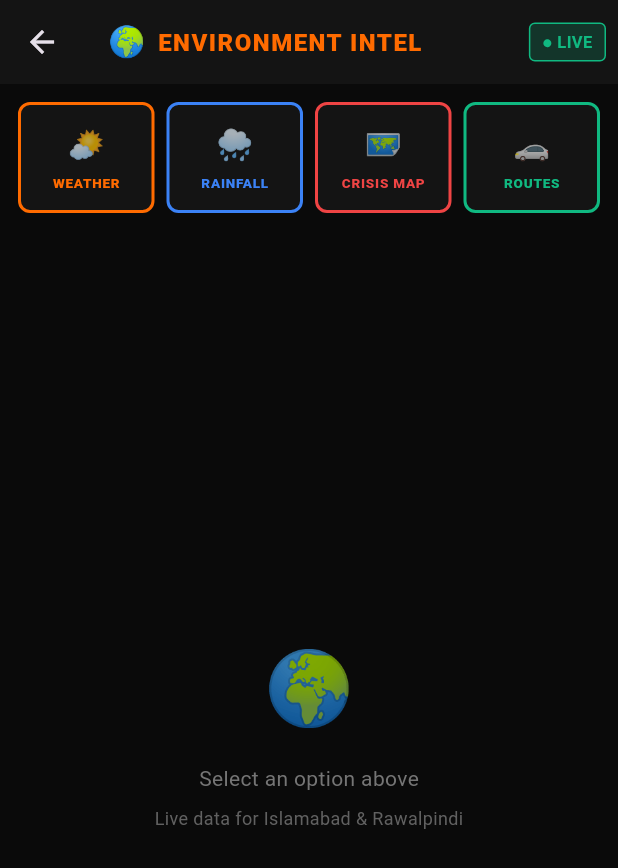
After one commit to msaadalam-ai/ciro-hackathon, a Flutter app: the EnvironmentScreen screen opened directly, on a phone screen of 412 x 824 dp. The commit adds this screen. Shown: the top 868 px of the screen. Run offline on Flutter 3.47's test engine with Material 3 defaults, Android fonts, the phone set to English and light mode, and no system bars; our stand-ins replace google_generative_ai, google_maps_flutter.

Commit message:
Environment screen + Maps + new API key

```diff
--- a/mobile/lib/api_service.dart
+++ b/mobile/lib/api_service.dart
@@ -6,7 +6,7 @@ import 'package:google_generative_ai/google_generative_ai.dart';
 // ═══════════════════════════════════════════════════════════════
 
 class CiroApiService {
-  static const String geminiApiKey = 'AIzaSyAWt1MOPc_gIAQj3lUgGr0rwj5JYGdEkSg';
+  static const String geminiApiKey = 'AIzaSyAZRb7QquhGPF8_W1Csvh3xFnVhdNFE7xo';
 
   static final _model = GenerativeModel(
     model: 'gemini-1.5-flash',
--- a/mobile/lib/screens/chat_screen.dart
+++ b/mobile/lib/screens/chat_screen.dart
@@ -40,7 +40,7 @@ class _ChatScreenState extends State<ChatScreen> with SingleTickerProviderStateM
     // MOCK DATA
     _model = GenerativeModel(
       model: 'gemini-1.5-flash',
-      apiKey: 'AIzaSyAWt1MOPc_gIAQj3lUgGr0rwj5JYGdEkSg',
+      apiKey: 'AIzaSyAZRb7QquhGPF8_W1Csvh3xFnVhdNFE7xo',
       generationConfig: GenerationConfig(
         temperature: 0.9,
         maxOutputTokens: 1024,
--- /dev/null
+++ b/mobile/lib/screens/environment_screen.dart
@@ -0,0 +1,276 @@
+import 'package:flutter/material.dart';
+import 'package:http/http.dart' as http;
+import 'dart:convert';
+import 'package:google_maps_flutter/google_maps_flutter.dart';
+
+class EnvironmentScreen extends StatefulWidget {
+  const EnvironmentScreen({super.key});
+  @override
+  State<EnvironmentScreen> createState() => _EnvironmentScreenState();
+}
+
+class _EnvironmentScreenState extends State<EnvironmentScreen> {
+  static const _orange = Color(0xFFFF6B00);
+  static const _bg = Color(0xFF0A0A0A);
+  static const _card = Color(0xFF141414);
+  static const _red = Color(0xFFEF4444);
+  static const _green = Color(0xFF10B981);
+  static const _blue = Color(0xFF3B82F6);
+
+  String _activeView = '';
+  Map<String, dynamic>? _weatherISB;
+  Map<String, dynamic>? _weatherRWP;
+  bool _loading = false;
+  GoogleMapController? _mapController;
+
+  final Set<Marker> _markers = {
+    const Marker(
+      markerId: MarkerId('g10'),
+      position: LatLng(33.6942, 73.0338),
+      infoWindow: InfoWindow(title: 'G-10 ISLAMABAD', snippet: 'WATER EMERGENCY - Severity 8/10'),
+    ),
+    const Marker(
+      markerId: MarkerId('saddar'),
+      position: LatLng(33.5973, 73.0479),
+      infoWindow: InfoWindow(title: 'SADDAR RAWALPINDI', snippet: 'HEATWAVE 47°C - Severity 7/10'),
+    ),
+    const Marker(
+      markerId: MarkerId('pims'),
+      position: LatLng(33.7215, 73.0433),
+      infoWindow: InfoWindow(title: 'PIMS Hospital', snippet: 'Resource HQ'),
+    ),
+  };
+
+  Future<void> _fetchWeather() async {
+    setState(() { _loading = true; _activeView = 'weather'; });
+    try {
+      const key = 'ee1edccb56e448e49a5439440d63d1fd';
+      final r1 = await http.get(Uri.parse('https://api.openweathermap.org/data/2.5/weather?q=Islamabad,PK&appid=$key&units=metric'));
+      final r2 = await http.get(Uri.parse('https://api.openweathermap.org/data/2.5/weather?q=Rawalpindi,PK&appid=$key&units=metric'));
+      setState(() {
+        _weatherISB = json.decode(r1.body);
+        _weatherRWP = json.decode(r2.body);
+        _loading = false;
+      });
+    } catch (e) {
+      setState(() { _loading = false; });
+    }
+  }
+
+  @override
+  Widget build(BuildContext context) {
+    return Scaffold(
+      backgroundColor: _bg,
+      appBar: AppBar(
+        backgroundColor: const Color(0xFF141414),
+        title: Row(children: [
+          const Text('🌍', style: TextStyle(fontSize: 20)),
+          const SizedBox(width: 8),
+          const Text('ENVIRONMENT INTEL', style: TextStyle(color: _orange, fontWeight: FontWeight.w900, fontSize: 16, letterSpacing: 1)),
+        ]),
+        actions: [
+          Container(margin: const EdgeInsets.all(8), padding: const EdgeInsets.symmetric(horizontal: 8, vertical: 4),
+            decoration: BoxDecoration(color: _green.withOpacity(0.2), borderRadius: BorderRadius.circular(4), border: Border.all(color: _green)),
+            child: const Text('● LIVE', style: TextStyle(color: _green, fontSize: 11, fontWeight: FontWeight.bold))),
+        ],
+      ),
+      body: Column(children: [
+        // 4 Action Buttons
+        Container(
+          padding: const EdgeInsets.all(12),
+          child: Row(children: [
+            _actionBtn('🌤', 'WEATHER', _orange, () => _fetchWeather()),
+            const SizedBox(width: 8),
+            _actionBtn('🌧', 'RAINFALL', _blue, () => setState(() => _activeView = 'rain')),
+            const SizedBox(width: 8),
+            _actionBtn('🗺', 'CRISIS MAP', _red, () => setState(() => _activeView = 'map')),
+            const SizedBox(width: 8),
+            _actionBtn('🚗', 'ROUTES', _green, () => setState(() => _activeView = 'routes')),
+          ]),
+        ),
+        // Content Area
+        Expanded(child: _buildContent()),
+      ]),
+    );
+  }
+
+  Widget _actionBtn(String emoji, String label, Color color, VoidCallback onTap) {
+    return Expanded(child: GestureDetector(
+      onTap: onTap,
+      child: Container(
+        padding: const EdgeInsets.symmetric(vertical: 12),
+        decoration: BoxDecoration(
+          color: _card,
+          borderRadius: BorderRadius.circular(8),
+          border: Border.all(color: color, width: 2),
+        ),
+        child: Column(mainAxisSize: MainAxisSize.min, children: [
+          Text(emoji, style: const TextStyle(fontSize: 20)),
+          const SizedBox(height: 4),
+          Text(label, style: TextStyle(color: color, fontSize: 9, fontWeight: FontWeight.w900, letterSpacing: 0.5)),
+        ]),
+      ),
+    ));
+  }
+
+  Widget _buildContent() {
+    if (_loading) return const Center(child: CircularProgressIndicator(color: Color(0xFFFF6B00)));
+    switch (_activeView) {
+      case 'weather': return _weatherView();
+      case 'rain': return _rainView();
+      case 'map': return _mapView();
+      case 'routes': return _routesView();
+      default: return _defaultView();
+    }
+  }
+
+  Widget _defaultView() => Center(child: Column(mainAxisAlignment: MainAxisAlignment.center, children: [
+    const Text('🌍', style: TextStyle(fontSize: 48)),
+    const SizedBox(height: 16),
+    Text('Select an option above', style: TextStyle(color: Colors.grey[600], fontSize: 14)),
+    const SizedBox(height: 8),
+    Text('Live data for Islamabad & Rawalpindi', style: TextStyle(color: Colors.grey[700], fontSize: 12)),
+  ]));
+
+  Widget _weatherView() {
+    if (_weatherISB == null) return const Center(child: Text('No data', style: TextStyle(color: Colors.white)));
+    return SingleChildScrollView(padding: const EdgeInsets.all(12), child: Column(children: [
+      Row(children: [
+        Expanded(child: _weatherCard('ISLAMABAD', _weatherISB!, _blue)),
+        const SizedBox(width: 12),
+        Expanded(child: _weatherCard('RAWALPINDI', _weatherRWP!, _orange)),
+      ]),
+      const SizedBox(height: 12),
+      Container(padding: const EdgeInsets.all(12), decoration: BoxDecoration(color: _card, borderRadius: BorderRadius.circular(8), border: Border.all(color: _orange.withOpacity(0.3))),
+        child: Column(crossAxisAlignment: CrossAxisAlignment.start, children: [
+          const Text('🤖 CIRO ASSESSMENT', style: TextStyle(color: Color(0xFFFF6B00), fontWeight: FontWeight.bold, fontSize: 13)),
+          const SizedBox(height: 8),
+          Text('Live weather confirms crisis conditions. Islamabad humidity ${_weatherISB!['main']?['humidity']}% — water infrastructure stress elevated. Rawalpindi temperature ${_weatherRWP!['main']?['temp']?.toStringAsFixed(1)}°C — heatwave protocol active.',
+            style: const TextStyle(color: Colors.white70, fontSize: 12, height: 1.5)),
+        ])),
+    ]));
+  }
+
+  Widget _weatherCard(String city, Map data, Color color) => Container(
+    padding: const EdgeInsets.all(12),
+    decoration: BoxDecoration(color: _card, borderRadius: BorderRadius.circular(8), border: Border(left: BorderSide(color: color, width: 4))),
+    child: Column(crossAxisAlignment: CrossAxisAlignment.start, children: [
+      Text(city, style: TextStyle(color: color, fontWeight: FontWeight.w900, fontSize: 13)),
+      const SizedBox(height: 8),
+      Text('${data['main']?['temp']?.toStringAsFixed(1)}°C', style: const TextStyle(color: Colors.white, fontSize: 32, fontWeight: FontWeight.w900)),
+      Text('${data['weather']?[0]?['description'] ?? ''}', style: TextStyle(color: Colors.grey[500], fontSize: 12)),
+      const SizedBox(height: 8),
+      Row(children: [
+        _statBox('Humidity', '${data['main']?['humidity']}%', color),
+        const SizedBox(width: 6),
+        _statBox('Wind', '${data['wind']?['speed']} m/s', color),
+      ]),
+      const SizedBox(height: 6),
+      Row(children: [
+        _statBox('Rain', '${data['rain']?['1h'] ?? 0} mm/h', data['rain'] != null ? _red : _green),
+        const SizedBox(width: 6),
+        _statBox('Feels', '${data['main']?['feels_like']?.toStringAsFixed(1)}°C', color),
+      ]),
+      const SizedBox(height: 8),
+      Container(padding: const EdgeInsets.all(6), decoration: BoxDecoration(
+        color: (data['main']?['temp'] > 40 || (data['rain']?['1h'] ?? 0) > 10) ? _red.withOpacity(0.1) : _green.withOpacity(0.1),
+        borderRadius: BorderRadius.circular(4)),
+        child: Text(
+          data['main']?['temp'] > 40 ? '⚠ EXTREME HEAT' : (data['rain']?['1h'] ?? 0) > 10 ? '⚠ FLOOD RISK HIGH' : '✅ CONDITIONS NORMAL',
+          style: TextStyle(color: (data['main']?['temp'] > 40 || (data['rain']?['1h'] ?? 0) > 10) ? _red : _green, fontSize: 11, fontWeight: FontWeight.bold),
+        )),
+    ]));
+
+  Widget _statBox(String label, String val, Color color) => Expanded(child: Container(
+    padding: const EdgeInsets.all(6), decoration: BoxDecoration(color: const Color(0xFF0A0A0A), borderRadius: BorderRadius.circular(4)),
+    child: Column(children: [
+      Text(label, style: TextStyle(color: Colors.grey[600], fontSize: 10)),
+      Text(val, style: TextStyle(color: color, fontWeight: FontWeight.bold, fontSize: 12)),
+    ])));
+
+  Widget _rainView() => SingleChildScrollView(padding: const EdgeInsets.all(12), child: Column(children: [
+    const Text('🌧 RAINFALL & FLOOD RISK', style: TextStyle(color: Color(0xFF3B82F6), fontWeight: FontWeight.w900, fontSize: 16)),
+    const SizedBox(height: 16),
+    _riskCard('G-10 ISLAMABAD', '12 mm/h', 0.85, _red, 'HIGH RISK', 'Threshold exceeded — water infrastructure failure'),
+    const SizedBox(height: 12),
+    _riskCard('SADDAR RAWALPINDI', '0 mm/h', 0.05, _green, 'LOW RISK', 'Dry conditions — heat emergency active'),
+    const SizedBox(height: 12),
+    Container(padding: const EdgeInsets.all(12), decoration: BoxDecoration(color: _card, borderRadius: BorderRadius.circular(8), border: Border(left: BorderSide(color: _orange, width: 4))),
+      child: const Column(crossAxisAlignment: CrossAxisAlignment.start, children: [
+        Text('🤖 SIGNALFUSIONAGENT ANALYSIS', style: TextStyle(color: Color(0xFFFF6B00), fontWeight: FontWeight.bold, fontSize: 13)),
+        SizedBox(height: 8),
+        Text('G-10 rainfall 12mm/h exceeds flood threshold. Combined with field report of water main burst — CIRO classifies as infrastructure failure. Flood risk elevated until WASA confirms repair.',
+          style: TextStyle(color: Colors.white70, fontSize: 12, height: 1.5)),
+      ])),
+  ]));
+
+  Widget _riskCard(String city, String rain, double risk, Color color, String badge, String desc) => Container(
+    padding: const EdgeInsets.all(12), decoration: BoxDecoration(color: _card, borderRadius: BorderRadius.circular(8), border: Border.all(color: color, width: 2)),
+    child: Column(crossAxisAlignment: CrossAxisAlignment.start, children: [
+      Row(mainAxisAlignment: MainAxisAlignment.spaceBetween, children: [
+        Text(city, style: TextStyle(color: color, fontWeight: FontWeight.w900, fontSize: 14)),
+        Container(padding: const EdgeInsets.symmetric(horizontal: 8, vertical: 4), decoration: BoxDecoration(color: color.withOpacity(0.2), borderRadius: BorderRadius.circular(4)),
+          child: Text(badge, style: TextStyle(color: color, fontSize: 11, fontWeight: FontWeight.bold))),
+      ]),
+      const SizedBox(height: 8),
+      Text(rain, style: const TextStyle(color: Colors.white, fontSize: 28, fontWeight: FontWeight.w900)),
+      Text(desc, style: TextStyle(color: Colors.grey[500], fontSize: 12)),
+      const SizedBox(height: 8),
+      ClipRRect(borderRadius: BorderRadius.circular(4), child: LinearProgressIndicator(value: risk, backgroundColor: Colors.grey[800], color: color, minHeight: 8)),
+      const SizedBox(height: 4),
+      Text('${(risk * 100).toInt()}% risk level', style: TextStyle(color: color, fontSize: 11)),
+    ]));
+
+  Widget _mapView() => GoogleMap(
+    initialCameraPosition: const CameraPosition(target: LatLng(33.65, 73.048), zoom: 11),
+    markers: _markers,
+    onMapCreated: (c) => _mapController = c,
+    mapType: MapType.normal,
+    myLocationButtonEnabled: false,
+  );
+
+  Widget _routesView() => SingleChildScrollView(padding: const EdgeInsets.all(12), child: Column(crossAxisAlignment: CrossAxisAlignment.start, children: [
+    const Text('🚗 ROUTE INTELLIGENCE', style: TextStyle(color: Color(0xFF10B981), fontWeight: FontWeight.w900, fontSize: 16)),
+    const SizedBox(height: 16),
+    const Text('✅ SAFE ROUTES', style: TextStyle(color: Color(0xFF10B981), fontWeight: FontWeight.bold, fontSize: 14)),
+    const SizedBox(height: 8),
+    ...['Kashmir Highway via G-9', 'Ibn-e-Sina Road via F-10', 'Margalla Road (northern)', 'Murree Road (eastern)', 'Constitution Avenue']
+        .map((r) => _routeItem(r, _green, '→')),
+    const SizedBox(height: 16),
+    const Text('🚫 AVOID — BLOCKED', style: TextStyle(color: Color(0xFFEF4444), fontWeight: FontWeight.bold, fontSize: 14)),
+    const SizedBox(height: 8),
+    ...['Street 12, G-10 (water main burst)', 'G-10 Markaz main roads', 'Jinnah Avenue near G-10', 'Saddar main bazaar (extreme heat)', 'Raja Bazaar area (heat)']
+        .map((r) => _routeItem(r, _red, '⚠')),
+    const SizedBox(height: 16),
+    Container(padding: const EdgeInsets.all(12), decoration: BoxDecoration(color: _card, borderRadius: BorderRadius.circular(8), border: Border.all(color: _orange.withOpacity(0.3))),
+      child: Column(children: [
+        const Text('📡 TRAFFIC STATUS', style: TextStyle(color: Color(0xFFFF6B00), fontWeight: FontWeight.bold, fontSize: 13)),
+        const SizedBox(height: 12),
+        Row(children: [
+          _trafficBox('G-10\nCongestion', '9.2/10', _red),
+          const SizedBox(width: 8),
+          _trafficBox('After\nRerouting', '4.1/10', _green),
+          const SizedBox(width: 8),
+          _trafficBox('Traffic\nImproved', '55%', _orange),
+        ]),
+      ])),
+  ]));
+
+  Widget _routeItem(String route, Color color, String icon) => Container(
+    margin: const EdgeInsets.only(bottom: 6),
+    padding: const EdgeInsets.all(10),
+    decoration: BoxDecoration(color: _card, borderRadius: BorderRadius.circular(6), border: Border(left: BorderSide(color: color, width: 3))),
+    child: Row(children: [
+      Text(icon, style: TextStyle(color: color, fontSize: 14)),
+      const SizedBox(width: 8),
+      Expanded(child: Text(route, style: const TextStyle(color: Colors.white70, fontSize: 13))),
+    ]));
+
+  Widget _trafficBox(String label, String val, Color color) => Expanded(child: Container(
+    padding: const EdgeInsets.all(8), decoration: BoxDecoration(color: const Color(0xFF0A0A0A), borderRadius: BorderRadius.circular(6)),
+    child: Column(children: [
+      Text(label, textAlign: TextAlign.center, style: TextStyle(color: Colors.grey[600], fontSize: 10)),
+      const SizedBox(height: 4),
+      Text(val, style: TextStyle(color: color, fontWeight: FontWeight.w900, fontSize: 16)),
+    ])));
+}
--- a/mobile/pubspec.yaml
+++ b/mobile/pubspec.yaml
@@ -36,6 +36,7 @@ dependencies:
   cupertino_icons: ^1.0.8
   http: ^1.6.0
   google_generative_ai: ^0.4.3
+  google_maps_flutter: ^2.17.0
 
 dev_dependencies:
   flutter_test:
```
Also changed, not shown: mobile/pubspec.lock, 1 other file.
